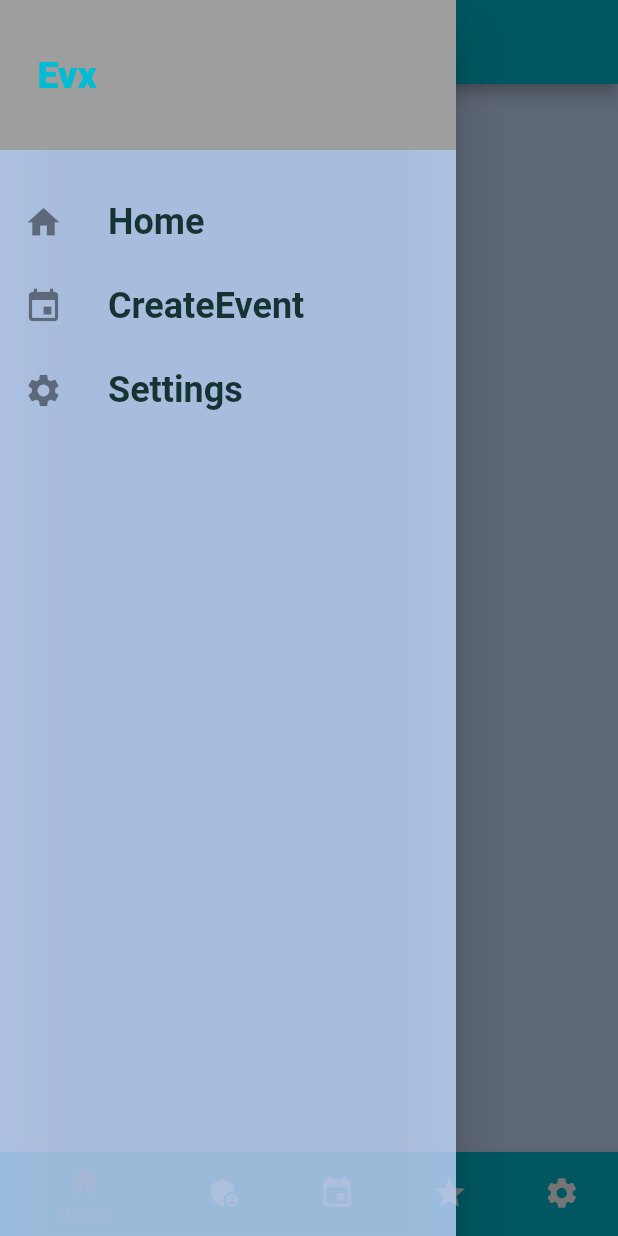
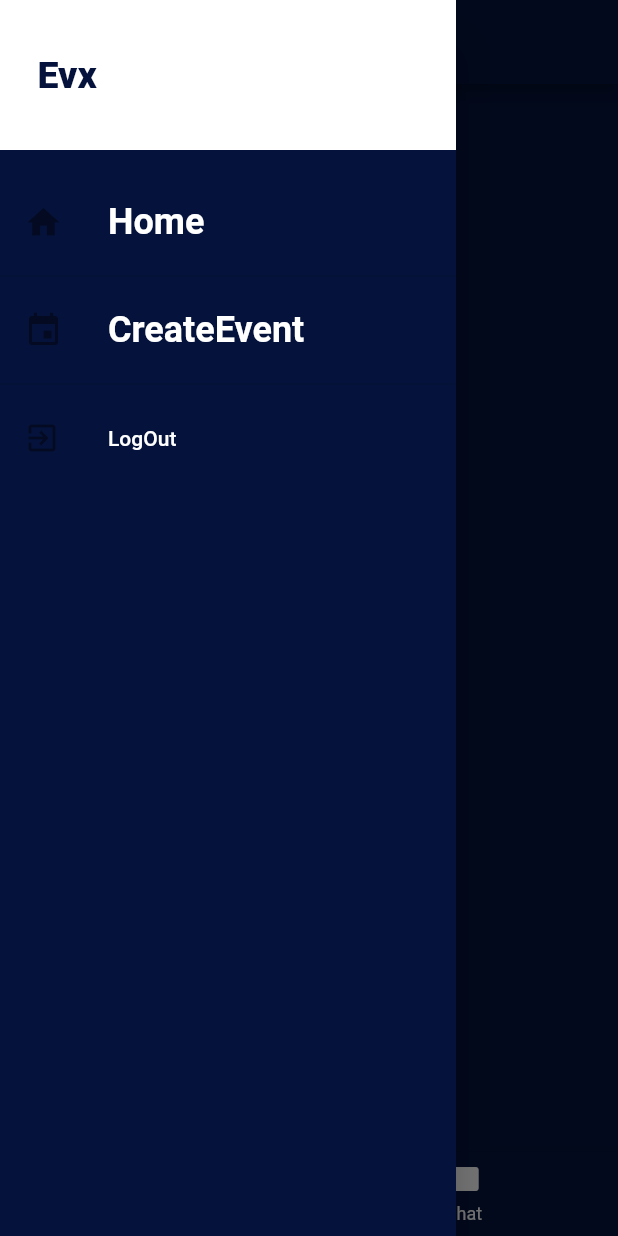
Before and after one commit to SRV1030/evx-App, a Flutter app: the TabsScreen screen opened directly, with the side drawer open, on a phone screen of 412 x 824 dp. Run offline on Flutter 3.47's test engine with Material 2 defaults, Android fonts, the phone set to English and light mode, and no system bars; our stand-ins replace cloud_firestore, shared_preferences; accounts and stored records are empty; network calls fail; Roboto replaces fonts that are missing (Raleway).

Commit message:
Final app'

```diff
--- a/lib/screens/Tabscreen.dart
+++ b/lib/screens/Tabscreen.dart
@@ -3,7 +3,7 @@ import 'package:flutter/material.dart';
 
 import './FavouriteScreen.dart';
 import './CreateEventScreen.dart';
-import './settings.dart';
+import './chat_screen.dart';
 import './RegisteredEventsScreen.dart';
 import './HomeScreen.dart';
 import '../widgets/drawers.dart';
@@ -30,10 +30,7 @@ class _TabsScreenState extends State<TabsScreen> {
     // TODO: implement initState
     _pages = [
       {'page': HomeScreen(), 'title': 'eVX'},
-      {'page':CreateEventScreen(), 'title': 'Amin'},
-      {'page': RegisteredEventsScreen(), 'title': 'Registered Events'},
-      {'page': FavouriteScreen(), 'title': 'Favourites'},
-      {'page': SettingScreen(), 'title': 'Settings'},
+      {'page': ChatScreen(), 'title': 'Chat'},
     ];
     super.initState();
   }
@@ -43,7 +40,7 @@ class _TabsScreenState extends State<TabsScreen> {
     return Scaffold(
       appBar: AppBar(
         title: Text(_pages[_selectedPageIndex]['title']),
-        backgroundColor: Colors.cyan,
+        backgroundColor: Color(0xff05133c),
         // actions: [
         // //   FlatButton(
         // //     onPressed: () {
@@ -59,7 +56,7 @@ class _TabsScreenState extends State<TabsScreen> {
         onTap: _selectPage,
         backgroundColor: Theme.of(context).primaryColor,
         unselectedItemColor: Colors.white,
-        selectedItemColor: Colors.grey,
+        selectedItemColor:Colors.blue,
         currentIndex:
             _selectedPageIndex, //tells the navigationbar whicjh index is chosen
         // type: BottomNavigationBarType.shifting, //for shifting animation
@@ -71,24 +68,8 @@ class _TabsScreenState extends State<TabsScreen> {
           ),
           BottomNavigationBarItem(
             backgroundColor: Theme.of(context).primaryColor,
-            icon: Icon(Icons.admin_panel_settings),
-            title: Text("Admin"),
-          ),
-          BottomNavigationBarItem(
-            backgroundColor: Theme.of(context).primaryColor,
-            icon: Icon(Icons.event),
-            title: Text("Events"),
-          ),
-
-          BottomNavigationBarItem(
-            backgroundColor: Theme.of(context).primaryColor,
-            icon: Icon(Icons.star),
-            title: Text("Favourites"),
-          ),
-          BottomNavigationBarItem(
-            backgroundColor: Theme.of(context).primaryColor,
-            icon: Icon(Icons.settings),
-            title: Text("Settings"),
+            icon: Icon(Icons.chat_bubble),
+            title: Text("Chat"),
           ),
         ],
       ),
--- a/lib/widgets/drawers.dart
+++ b/lib/widgets/drawers.dart
@@ -1,6 +1,7 @@
 import 'package:flutter/material.dart';
 import '../screens/CreateEventScreen.dart';
-import '../screens/EventDetailsScreen.dart';
+import '../models/auth.dart';
+import 'package:provider/provider.dart';
 
 class MainDrawer extends StatelessWidget {
   Widget buildListTile(String title, IconData icon, Function tapHandler) {
@@ -51,20 +52,24 @@ class MainDrawer extends StatelessWidget {
               Navigator.of(context).pushReplacementNamed('/');
             },
           ),
+           Divider(),
           buildListTile(
             'CreateEvent',
             Icons.event,
             () {
-               Navigator.of(context).pushNamed(CreateEventScreen.routeName);
+               Navigator.pushNamed( context, CreateEventScreen.routeName );
             },
           ),
-           buildListTile(
-            'Settings',
-            Icons.settings,
-            () {
-
+          Divider(),
+          ListTile(
+            leading: Icon(Icons.exit_to_app),
+            title: Text("LogOut"),
+            onTap: () {
+              Navigator.of(context).pop();
+              Provider.of<Auth>(context, listen: false).logOut();
             },
           ),
+
         ],
       ),
     );
--- a/pubspec.yaml
+++ b/pubspec.yaml
@@ -26,6 +26,9 @@ dependencies:
   provider: ^4.3.2+2
   intl: ^0.16.1
   http: ^0.12.2
+  cloud_firestore: ^0.13.5
+  firebase_auth: ^0.16.0
+  shared_preferences: ^0.5.12+4
 
 
   # The following adds the Cupertino Icons font to your application.
```
Also changed, not shown: lib/main.dart (+5 -5 lines), lib/models/auth.dart (+12 -0 lines), lib/screens/AuthScreen.dart (+11 -42 lines), lib/screens/CreateEventScreen.dart (+6 -1 lines), lib/screens/EventDetailsScreen.dart (+32 -11 lines), lib/screens/chat_screen.dart (added, +64 -0 lines), lib/widgets/EventItem.dart (+39 -15 lines), lib/widgets/message_bubble.dart (added, +79 -0 lines), lib/widgets/messages.dart (added, +39 -0 lines), lib/widgets/new_message.dart (added, +63 -0 lines), pubspec.lock, 3 other files.
